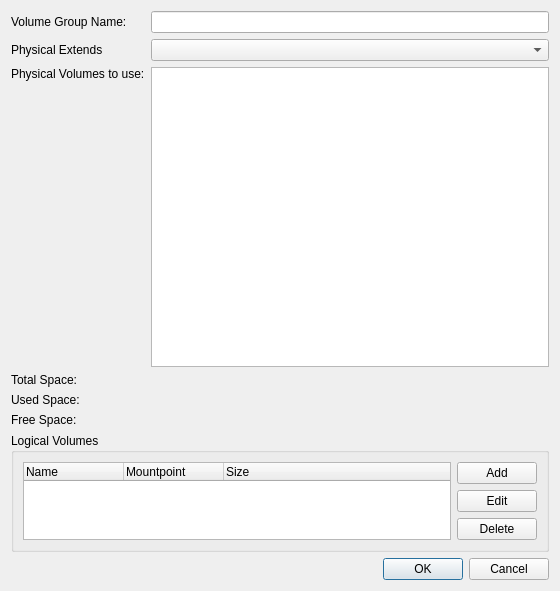
Before: the Qt Designer form yali/gui/Ui/volumegroup.ui in dadas45li/yali, drawn with Qt 5.
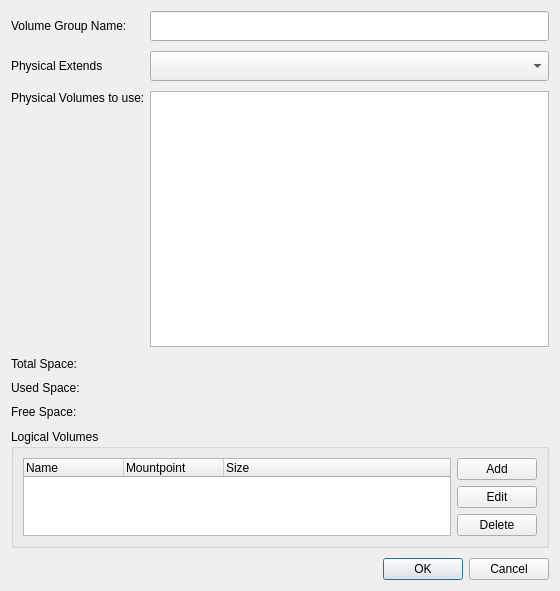
After: the same form once the commit is applied. Icons and pictures are not drawn.

The edit to the form file:
```diff
--- a/yali/gui/Ui/volumegroup.ui
+++ b/yali/gui/Ui/volumegroup.ui
@@ -14,6 +14,12 @@
    <string/>
   </property>
   <layout class="QGridLayout" name="gridLayout">
+   <property name="horizontalSpacing">
+    <number>5</number>
+   </property>
+   <property name="verticalSpacing">
+    <number>10</number>
+   </property>
    <item row="0" column="0">
     <widget class="QLabel" name="label">
      <property name="text">
@@ -22,7 +28,14 @@
     </widget>
    </item>
    <item row="0" column="1" colspan="2">
-    <widget class="QLineEdit" name="name"/>
+    <widget class="QLineEdit" name="name">
+     <property name="minimumSize">
+      <size>
+       <width>0</width>
+       <height>30</height>
+      </size>
+     </property>
+    </widget>
    </item>
    <item row="1" column="0">
     <widget class="QLabel" name="label_2">
@@ -32,7 +45,14 @@
     </widget>
    </item>
    <item row="1" column="1" colspan="2">
-    <widget class="QComboBox" name="physicalExtends"/>
+    <widget class="QComboBox" name="physicalExtends">
+     <property name="minimumSize">
+      <size>
+       <width>0</width>
+       <height>30</height>
+      </size>
+     </property>
+    </widget>
    </item>
    <item row="2" column="0">
     <widget class="QLabel" name="label_3">
```
Left out of the diff: 16 changed lines with no effect on the pictures.
